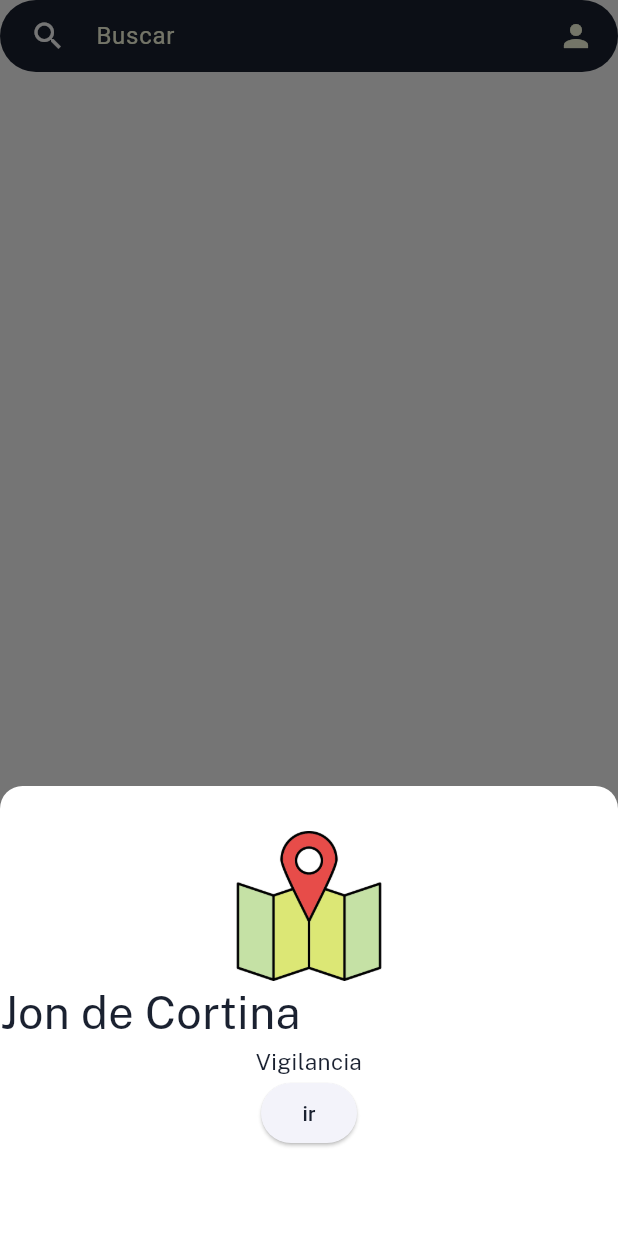
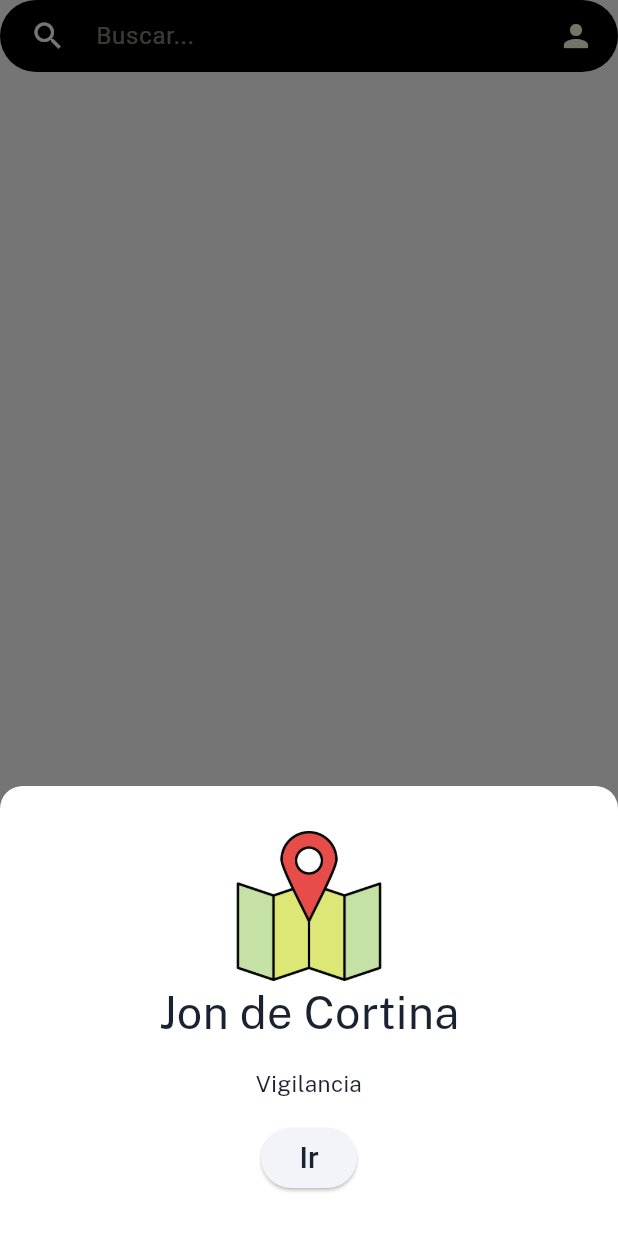
Before and after one commit to UCA-Walkmate/uca-walkmate, a Flutter app: the SearchAppBar widget shown alone on an empty page, opened directly, after a tap on the "search" icon, on a phone screen of 412 x 824 dp. Run offline on Flutter 3.47's test engine with Material 3 defaults, Android fonts, the phone set to English and light mode, and no system bars; our stand-ins replace dio, flutter_dotenv, flutter_map, flutter_riverpod, formz, geolocator and 5 more; accounts and stored records are empty.

Commit message:
:lipstick: modifies the design of the search bar

```diff
--- a/uca_walkmate/lib/config/theme/app_theme.dart
+++ b/uca_walkmate/lib/config/theme/app_theme.dart
@@ -21,6 +21,8 @@ class AppTheme {
       primary: darkblueUW,
       secondary: blueUW,
       tertiary: whiteUW,
+      onPrimary: Colors.black,
+
     ),
     bottomNavigationBarTheme: const BottomNavigationBarThemeData(
       backgroundColor: Colors.black,
--- a/uca_walkmate/lib/presentation/screens/home/home_screen.dart
+++ b/uca_walkmate/lib/presentation/screens/home/home_screen.dart
@@ -21,12 +21,11 @@ class HomeScreen extends ConsumerWidget {
     final selectedIndex = ref.watch(selectedIndexProvider);
     final colors = Theme.of(context).colorScheme;
 
-
     return Scaffold(
-      appBar: selectedIndex != 1?
-        AppBar(
-          title: Text(selectedIndex == 0 ?
-            'Materias' : 'Eventos',
+      appBar: selectedIndex != 1
+          ? AppBar(
+              title: Text(
+                selectedIndex == 0 ? 'Materias' : 'Eventos',
                 style: TextStyle(
                   color: colors.tertiary,
                   fontSize: 22,
@@ -41,10 +40,14 @@ class HomeScreen extends ConsumerWidget {
           Positioned.fill(
             child: IndexedStack(index: selectedIndex, children: screens),
           ),
+
+          //cargando la barra de busqueda solo en la pantalla de mapas
+          if (selectedIndex == 1)
             const Padding(
-            padding: EdgeInsets.symmetric(horizontal: 20, vertical: 40),
-            child: Positioned(top: 80, child: SearchAppBar()),
+              padding: EdgeInsets.fromLTRB(20, 40, 20, 0),
+              child: SearchAppBar(),
             ),
+
           Align(
             alignment: Alignment.bottomCenter,
             child: Padding(
--- a/uca_walkmate/lib/presentation/widgets/bars/searchbar/search_app_bar.dart
+++ b/uca_walkmate/lib/presentation/widgets/bars/searchbar/search_app_bar.dart
@@ -1,5 +1,4 @@
 import 'package:flutter/material.dart';
-import 'package:google_fonts/google_fonts.dart';
 import 'package:uca_walkmate/presentation/widgets/modals/location_modal.dart';
 
 class SearchAppBar extends StatelessWidget {
@@ -7,10 +6,11 @@ class SearchAppBar extends StatelessWidget {
 
   @override
   Widget build(BuildContext context) {
+    final colors = Theme.of(context).colorScheme;
     return Container(
       padding: const EdgeInsets.symmetric(horizontal: 8.0),
       decoration: BoxDecoration(
-        color: const Color(0XFF1A2130),
+        color:  colors.onPrimary,
         borderRadius: BorderRadius.circular(30.0),
       ),
       child: Row(
@@ -27,12 +27,12 @@ class SearchAppBar extends StatelessWidget {
               },
               color: Colors.white),
           const SizedBox(width: 8.0),
-          const Expanded(
+           Expanded(
             child: TextField(
-              style: TextStyle(color: Color(0XFFFDFFE2)),
+              style: TextStyle(color: const Color(0XFFFDFFE2).withOpacity(0.4)),
               decoration: InputDecoration(
-                hintText: 'Buscar',
-                hintStyle: TextStyle(color: Color(0XFFFDFFE2)),
+                hintText: 'Buscar...',
+                hintStyle: TextStyle(color: const  Color(0XFFFDFFE2).withOpacity(0.5) ),
                 border: InputBorder.none,
               ),
             ),
--- a/uca_walkmate/lib/presentation/widgets/modals/location_modal.dart
+++ b/uca_walkmate/lib/presentation/widgets/modals/location_modal.dart
@@ -29,7 +29,9 @@ class LocationModal extends StatelessWidget {
           ),
           Align(
             alignment: Alignment.centerLeft,
-            child: Text('Jon de Cortina',
+            child: Container(
+              alignment: Alignment.center,
+              child: Text('Jon de Cortina', // aca ira el nombre del lugar seleccionado en la busqueda
                         textAlign: TextAlign.start,
                         style: GoogleFonts.publicSans(
                           textStyle: const TextStyle(
@@ -38,6 +40,8 @@ class LocationModal extends StatelessWidget {
                           ),
                         )),
             ),
+          ),
+          const SizedBox( height: 15),
            Text('Vigilancia',
                 textAlign: TextAlign.end,
                 style: GoogleFonts.publicSans(
@@ -46,9 +50,10 @@ class LocationModal extends StatelessWidget {
                     fontSize: 15,
                   ),
                 )),
+          const SizedBox( height: 15),
            ElevatedButton(
               onPressed: () => Navigator.pop(context),
-              child: const Text('ir'),
+              child: const Text('Ir', style: TextStyle(fontSize: 20),),
             ),
         ],
       ),
```
Lines whose indentation alone changed are shown as unchanged.
